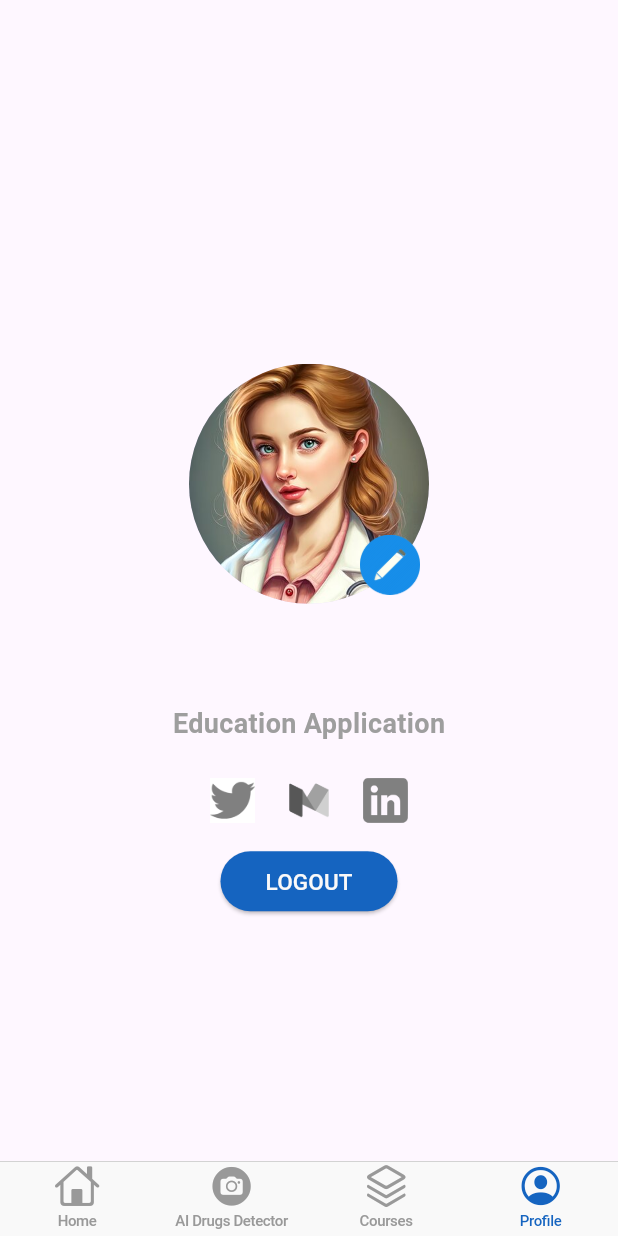
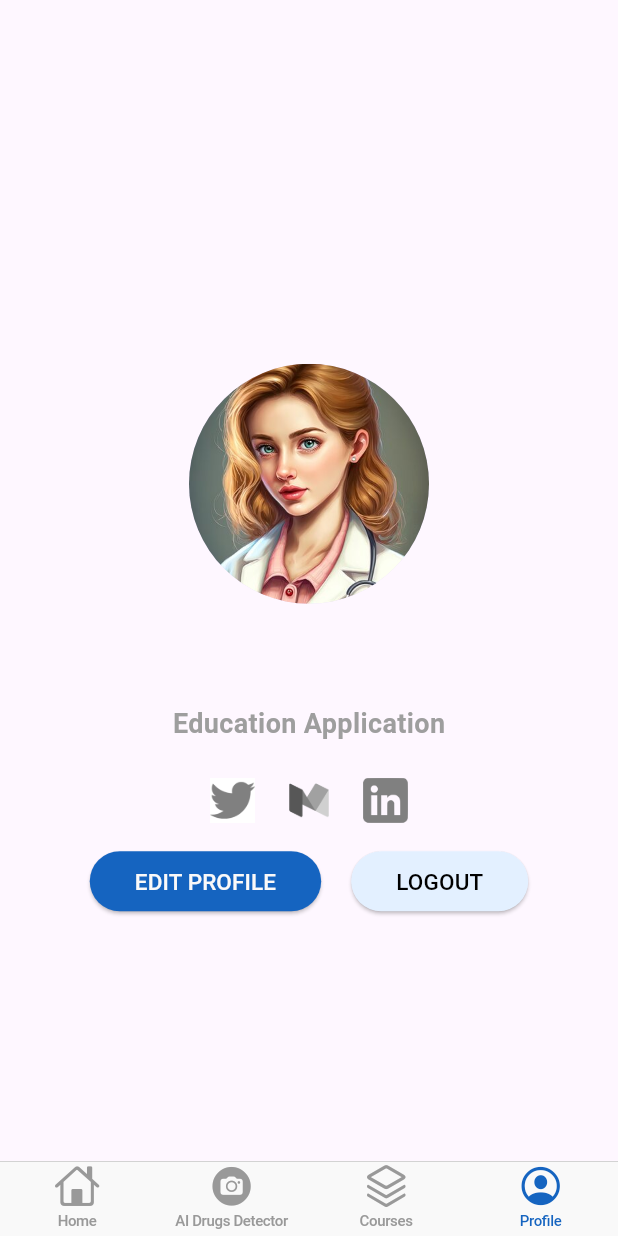
Before and after one commit to iannn07/S5-Mobile-Project-MedExpert, a Flutter app: the NavigationTab screen opened by its route, item 4 of the bottom bar chosen, on a phone screen of 412 x 824 dp. Run offline on Flutter 3.47's test engine with Material 3 defaults, Android fonts, the phone set to English and light mode, and no system bars; our stand-ins replace camera, firebase_auth, firebase_core, go_router, image_picker, youtube_player_flutter; missing offline and left inert: google_mlkit_commons; accounts and stored records are empty; network calls fail.

Commit message:
Git Conflict

```diff
--- a/lib/views/main/homepage/navigation_tab.dart
+++ b/lib/views/main/homepage/navigation_tab.dart
@@ -1,10 +1,18 @@
 import 'package:flutter/cupertino.dart';
 import 'package:med_expert/views/main/homepage/dashboard.dart';
 import 'package:med_expert/views/main/homepage/detector/label_detector_view.dart';
+import 'package:med_expert/views/main/homepage/pire/course.dart';
 import 'package:med_expert/views/main/homepage/profile.dart';
 
 class NavigationTab extends StatelessWidget {
-  const NavigationTab({Key? key}) : super(key: key);
+  final List<String> imgList = [
+    'Congential Heart Disease',
+    'Pathology',
+    'Surgery',
+    'Drugs',
+    'Radiology',
+    'Heart',
+  ];
   @override
   Widget build(BuildContext context) => CupertinoTabScaffold(
       tabBar: CupertinoTabBar(
@@ -30,7 +38,7 @@ class NavigationTab extends StatelessWidget {
             return ImageLabelView();
           case 2:
             print("2");
-            return Container();
+            return Course(imgList[index]);
           case 3:
             return ProfilePage();
           default:
--- a/lib/views/main/homepage/pire/video_section.dart
+++ b/lib/views/main/homepage/pire/video_section.dart
@@ -1,7 +1,8 @@
 import 'package:flutter/material.dart';
+import 'package:youtube_player_flutter/youtube_player_flutter.dart';
 
 class VideoSection extends StatelessWidget {
-  List videoList = [
+  final List videoList = [
     'Understanding Congential Heart Disease',
     'Congential Heart Defects'
         'Pediatric Cardiology: Congential Heart Disease',
--- a/lib/views/main/homepage/profile.dart
+++ b/lib/views/main/homepage/profile.dart
@@ -1,8 +1,7 @@
-// import 'package:firebase_auth/firebase_auth.dart';
 import 'package:firebase_auth/firebase_auth.dart';
 import 'package:flutter/material.dart';
 import 'package:go_router/go_router.dart';
-// import 'package:go_router/go_router.dart';
+import 'package:med_expert/views/main/CRUD/edit_profile.dart';
 
 // ignore: must_be_immutable
 class ProfilePage extends StatelessWidget {
@@ -21,7 +20,7 @@ class ProfilePage extends StatelessWidget {
               mainAxisAlignment: MainAxisAlignment.center,
               crossAxisAlignment: CrossAxisAlignment.center,
               children: <Widget>[
-                _profilePic(),
+                _profilePic(context),
                 Padding(
                   padding: const EdgeInsets.fromLTRB(8.0, 8.0, 8.0, 4.0),
                   child: Text(FirebaseAuth.instance.currentUser!.displayName!,
@@ -44,25 +43,30 @@ class ProfilePage extends StatelessWidget {
                 Row(
                   mainAxisAlignment: MainAxisAlignment.center,
                   children: <Widget>[
-                    // ElevatedButton(
-                    //   onPressed: () {},
-                    //   child: Text(
-                    //     'Edit Profile',
-                    //     style: TextStyle(
-                    //       fontWeight: FontWeight.bold,
-                    //       color: Color(0xFF1564c0),
-                    //     ),
-                    //   ),
-                    // ),
-                    // SizedBox(width: 20),
+                    ElevatedButton(
+                      style: ElevatedButton.styleFrom(
+                          backgroundColor: Color(0xFF1564c0),
+                          padding: EdgeInsets.symmetric(horizontal: 30)),
+                      child: const Text(
+                        "EDIT PROFILE",
+                        style:
+                            TextStyle(fontSize: 15, color: Color(0xFFfaf9f9)),
+                      ),
+                      onPressed: () {
+                        Navigator.push(
+                            context,
+                            MaterialPageRoute(
+                                builder: (_) => EditProfilePage()));
+                      },
+                    ),
+                    SizedBox(width: 20),
                     ElevatedButton(
                         style: ElevatedButton.styleFrom(
-                            backgroundColor: Color(0xFF1564c0),
+                            backgroundColor: Color.fromARGB(255, 227, 240, 255),
                             padding: EdgeInsets.symmetric(horizontal: 30)),
                         child: const Text(
                           "LOGOUT",
-                          style:
-                              TextStyle(fontSize: 15, color: Color(0xFFfaf9f9)),
+                          style: TextStyle(fontSize: 15, color: Colors.black),
                         ),
                         onPressed: () {
                           FirebaseAuth.instance.signOut();
@@ -90,7 +94,7 @@ class ProfilePage extends StatelessWidget {
         child: SizedBox(height: 30, width: 35, child: Image.asset(image)),
       );
 
-  Container _profilePic() => Container(
+  Container _profilePic(BuildContext context) => Container(
         child: Padding(
           padding: const EdgeInsets.fromLTRB(50.0, 30.0, 50.0, 15.0),
           child: Stack(
@@ -100,12 +104,6 @@ class ProfilePage extends StatelessWidget {
                 backgroundImage: AssetImage("lib/img/doctor.jpg"),
                 radius: 80,
               ),
-              Container(
-                height: 40.0,
-                width: 40.0,
-                alignment: Alignment.bottomRight,
-                child: Image.asset("lib/img/edit.png"),
-              ),
             ],
           ),
         ),
--- a/pubspec.yaml
+++ b/pubspec.yaml
@@ -47,6 +47,7 @@ dependencies:
   path_provider: ^2.1.0
   google_mlkit_image_labeling:
     path: google_mlkit_image_labeling
+  youtube_player_flutter: ^8.1.2
 
 dev_dependencies:
   flutter_test:
```
Also changed, not shown: lib/views/auth/login.dart (+13 -4 lines), lib/views/auth/signup.dart (+12 -17 lines), lib/views/main/CRUD/edit_profile.dart (+123 -42 lines), lib/views/main/homepage/dashboard.dart (+10 -3 lines), lib/views/main/homepage/detector/gallery_view.dart (+24 -7 lines), lib/views/main/homepage/pire/course.dart (+7 -6 lines), pubspec.lock, 10 other files.
